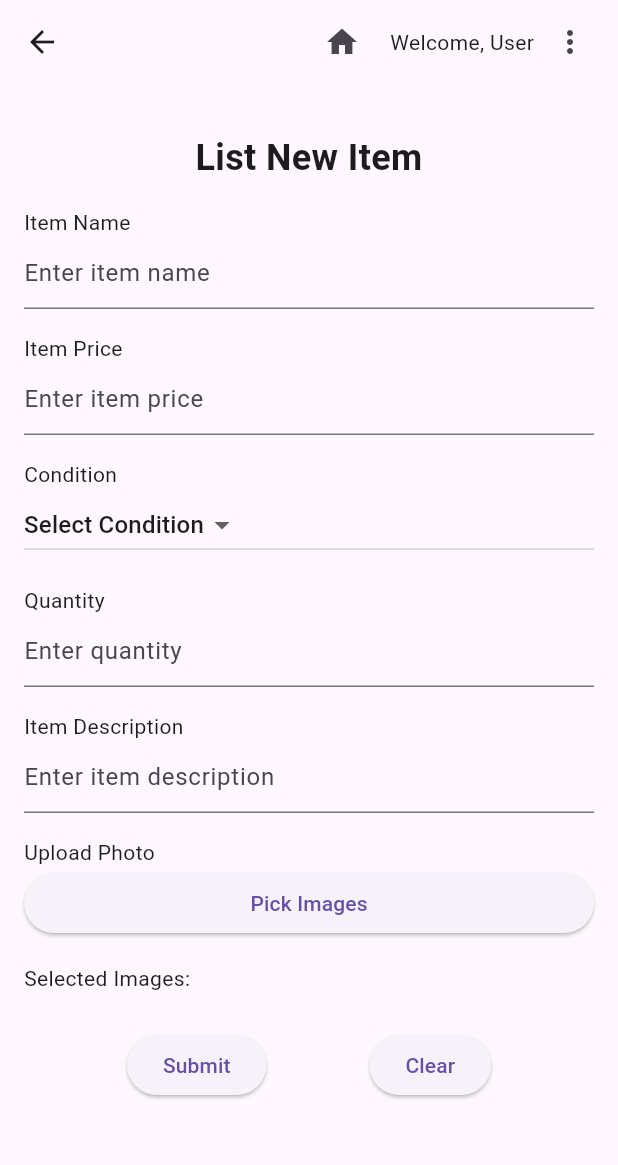
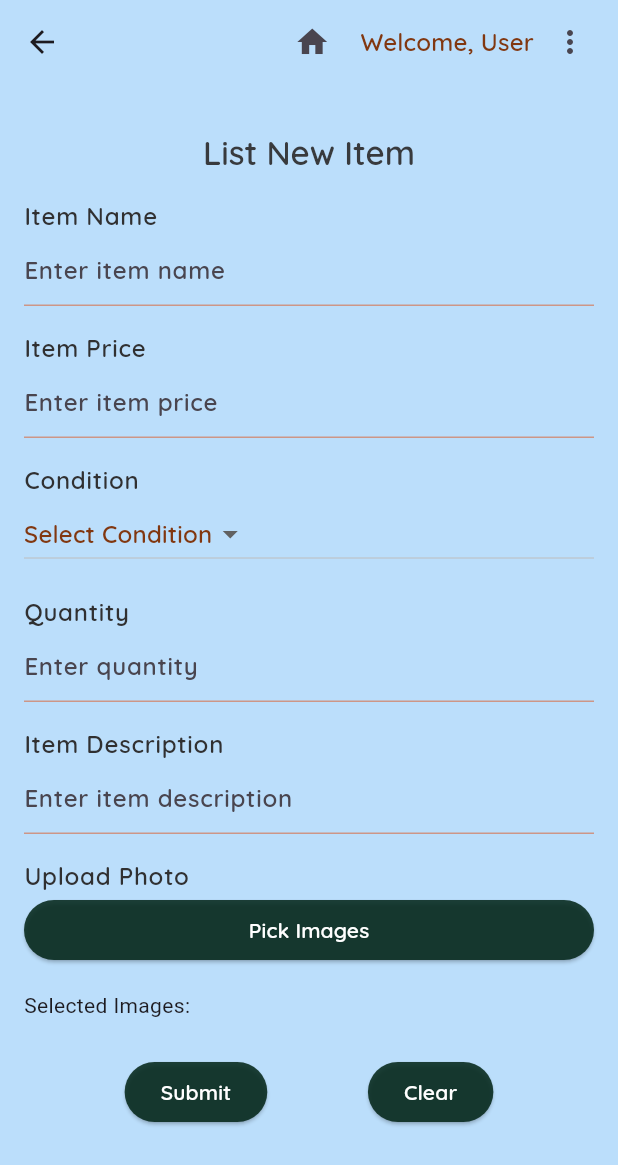
Before and after one commit to kingsley-aaron/MyCampusMarketplace_FrontEnd, a Flutter app: the HomeScreen screen opened directly, after a tap on "List New Item", on a phone screen of 412 x 824 dp. Shown: the top 1165 px of the screen. Run offline on Flutter 3.47's test engine with Material 3 defaults, Android fonts, the phone set to English and light mode, and no system bars; our stand-ins replace font_awesome_flutter, image_picker.

Commit message:
Updated the rest of their files to match updated code

```diff
--- a/my_campus_marketplace_front_end/lib/Views/listItem.dart
+++ b/my_campus_marketplace_front_end/lib/Views/listItem.dart
@@ -80,7 +80,10 @@ class _ListItemPageState extends State<ListItemPage> {
             padding: const EdgeInsets.all(8.0),
             child: Row(
               children: [
-                Text('Welcome, $userName'),
+                Text(
+                  'Welcome, $userName',
+                  style: Theme.of(context).textTheme.titleMedium,
+                ),
                 PopupMenuButton<String>(
                   onSelected: (value) {
                     if (value == 'myListings') {
@@ -97,13 +100,19 @@ class _ListItemPageState extends State<ListItemPage> {
                   },
                   itemBuilder: (BuildContext context) =>
                       <PopupMenuEntry<String>>[
-                    const PopupMenuItem<String>(
+                    PopupMenuItem<String>(
                       value: 'myListings',
-                      child: Text('My Listings'),
+                      child: Text(
+                        'My Listings',
+                        style: Theme.of(context).textTheme.titleMedium,
+                      ),
                     ),
-                    const PopupMenuItem<String>(
+                    PopupMenuItem<String>(
                       value: 'signOut',
-                      child: Text('Sign Out'),
+                      child: Text(
+                        'Sign Out',
+                        style: Theme.of(context).textTheme.titleMedium,
+                      ),
                     ),
                   ],
                 ),
@@ -112,6 +121,7 @@ class _ListItemPageState extends State<ListItemPage> {
           ),
         ],
       ),
+      backgroundColor: Theme.of(context).scaffoldBackgroundColor,
       body: SingleChildScrollView(
         padding: EdgeInsets.all(16.0),
         child: Column(
@@ -121,14 +131,11 @@ class _ListItemPageState extends State<ListItemPage> {
               padding: EdgeInsets.all(16.0),
               child: Text(
                 'List New Item',
-                style: TextStyle(
-                  fontSize: 24,
-                  fontWeight: FontWeight.bold,
-                ),
+                style: Theme.of(context).textTheme.titleLarge,
                 textAlign: TextAlign.center,
               ),
             ),
-            Text('Item Name'),
+            Text('Item Name', style: Theme.of(context).textTheme.bodyLarge),
             TextField(
               controller: _itemNameController,
               decoration: InputDecoration(
@@ -136,7 +143,7 @@ class _ListItemPageState extends State<ListItemPage> {
               ),
             ),
             SizedBox(height: 16.0),
-            Text('Item Price'),
+            Text('Item Price', style: Theme.of(context).textTheme.bodyLarge),
             TextField(
               controller: _itemPriceController,
               decoration: InputDecoration(
@@ -144,7 +151,7 @@ class _ListItemPageState extends State<ListItemPage> {
               ),
             ),
             SizedBox(height: 16.0),
-            Text('Condition'),
+            Text('Condition', style: Theme.of(context).textTheme.bodyLarge),
             DropdownButton<int>(
               value: _selectedConditionIndex,
               onChanged: (value) {
@@ -176,7 +183,10 @@ class _ListItemPageState extends State<ListItemPage> {
               ],
             ),
             SizedBox(height: 16.0),
-            Text('Quantity'), // New field: Quantity
+            Text('Quantity',
+                style: Theme.of(context)
+                    .textTheme
+                    .bodyLarge), // New field: Quantity
             TextFormField(
               controller: _quantityController,
               keyboardType: TextInputType.number,
@@ -185,7 +195,8 @@ class _ListItemPageState extends State<ListItemPage> {
               ),
             ),
             SizedBox(height: 16.0),
-            Text('Item Description'),
+            Text('Item Description',
+                style: Theme.of(context).textTheme.bodyLarge),
             TextField(
               controller: _itemDescriptionController,
               maxLines: null,
@@ -194,7 +205,7 @@ class _ListItemPageState extends State<ListItemPage> {
               ),
             ),
             SizedBox(height: 16.0),
-            Text('Upload Photo'),
+            Text('Upload Photo', style: Theme.of(context).textTheme.bodyLarge),
             ElevatedButton(
               onPressed: _pickImages,
               child: Text('Pick Images'),
@@ -226,7 +237,10 @@ class _ListItemPageState extends State<ListItemPage> {
                   onPressed: () {
                     _submitForm();
                   },
-                  child: Text('Submit'),
+                  child: Text(
+                    'Submit',
+                    style: Theme.of(context).textTheme.labelLarge,
+                  ),
                 ),
                 ElevatedButton(
                   onPressed: () {
@@ -240,7 +254,10 @@ class _ListItemPageState extends State<ListItemPage> {
                       selectedImages.clear();
                     });
                   },
-                  child: Text('Clear'),
+                  child: Text(
+                    'Clear',
+                    style: Theme.of(context).textTheme.labelLarge,
+                  ),
                 ),
               ],
             ),
--- a/my_campus_marketplace_front_end/lib/Views/mainMenu.dart
+++ b/my_campus_marketplace_front_end/lib/Views/mainMenu.dart
@@ -1,13 +1,12 @@
+import 'package:flutter/material.dart';
+import 'forSale.dart';
+import 'listItem.dart';
+import 'myListings.dart';
+import 'package:mycampusmarketplace/views/loginview.dart';
+import 'package:mycampusmarketplace/main.dart' as m;
 import 'package:mycampusmarketplace/Models/item.dart';
 import 'package:mycampusmarketplace/Repositories/itemClient.dart';
 import 'package:mycampusmarketplace/Repositories/userClient.dart';
-import 'package:mycampusmarketplace/main.dart';
-import '../main.dart' as m;
-import 'listItem.dart';
-import 'package:flutter/material.dart';
-import 'package:mycampusmarketplace/views/loginview.dart';
-import 'forSale.dart';
-import 'myListings.dart';
 import 'package:font_awesome_flutter/font_awesome_flutter.dart';
 
 class HomeScreen extends StatefulWidget {
@@ -22,7 +21,7 @@ class HomeScreen extends StatefulWidget {
 }
 
 class _HomeScreenState extends State<HomeScreen> {
-  _HomeScreenState(userName);
+  _HomeScreenState(this.userName);
   late String userName = widget.userName;
 
   List<Item> items = List.empty();
@@ -61,7 +60,6 @@ class _HomeScreenState extends State<HomeScreen> {
   Widget build(BuildContext context) {
     return Scaffold(
       appBar: AppBar(
-        // title: Text('My Campus Marketplace'),
         actions: [
           Padding(
             padding: const EdgeInsets.all(8.0),
@@ -69,12 +67,7 @@ class _HomeScreenState extends State<HomeScreen> {
               children: [
                 Text(
                   'Welcome, $userName',
-                  style: TextStyle(
-                    fontFamily: 'Quicksand',
-                    fontSize: 16, // Adjust font size as needed
-                    fontWeight:
-                        FontWeight.normal, // Adjust font weight as needed
-                  ),
+                  style: Theme.of(context).textTheme.titleMedium,
                 ),
                 PopupMenuButton<String>(
                   onSelected: (value) {
@@ -92,28 +85,18 @@ class _HomeScreenState extends State<HomeScreen> {
                   },
                   itemBuilder: (BuildContext context) =>
                       <PopupMenuEntry<String>>[
-                    const PopupMenuItem<String>(
+                    PopupMenuItem<String>(
                       value: 'myListings',
                       child: Text(
                         'My Listings',
-                        style: TextStyle(
-                          fontFamily: 'Quicksand',
-                          fontSize: 16, // Adjust font size as needed
-                          fontWeight:
-                              FontWeight.normal, // Adjust font weight as needed
-                        ),
+                        style: Theme.of(context).textTheme.titleMedium,
                       ),
                     ),
-                    const PopupMenuItem<String>(
+                    PopupMenuItem<String>(
                       value: 'signOut',
                       child: Text(
                         'Sign Out',
-                        style: TextStyle(
-                          fontFamily: 'Quicksand',
-                          fontSize: 16, // Adjust font size as needed
-                          fontWeight:
-                              FontWeight.normal, // Adjust font weight as needed
-                        ),
+                        style: Theme.of(context).textTheme.titleMedium,
                       ),
                     ),
                   ],
@@ -123,6 +106,7 @@ class _HomeScreenState extends State<HomeScreen> {
           ),
         ],
       ),
+      backgroundColor: Theme.of(context).scaffoldBackgroundColor,
       body: Column(
         crossAxisAlignment: CrossAxisAlignment.stretch,
         children: [
@@ -130,12 +114,7 @@ class _HomeScreenState extends State<HomeScreen> {
             padding: EdgeInsets.all(16.0),
             child: Text(
               'My Campus Marketplace',
-              style: TextStyle(
-                fontFamily: 'Quicksand',
-                fontSize: 24,
-                fontWeight: FontWeight.bold,
-                color: Color.fromARGB(229, 41, 39, 39),
-              ),
+              style: Theme.of(context).textTheme.titleLarge,
               textAlign: TextAlign.center,
             ),
           ),
@@ -155,29 +134,40 @@ class _HomeScreenState extends State<HomeScreen> {
                         ),
                       );
                     },
+                    style: ElevatedButton.styleFrom(
+                      backgroundColor: Color.fromARGB(223, 5, 40, 27),
+                      shape: RoundedRectangleBorder(
+                        borderRadius: BorderRadius.circular(20.0),
+                      ),
+                    ),
                     child: Text(
                       'List New Item',
-                      style: TextStyle(
-                        fontFamily: 'Quicksand',
-                        fontSize: 16, // Adjust font size as needed
-                        fontWeight:
-                            FontWeight.normal, // Adjust font weight as needed
-                      ),
+                      style: Theme.of(context).textTheme.labelLarge,
                     ),
                   ),
                   const SizedBox(height: 20),
                   ElevatedButton(
                     onPressed: () {
-                      getItems();
+                      Navigator.push(
+                        context,
+                        MaterialPageRoute(
+                          builder: (context) => ForSale(
+                            userName: userName,
+                            items: [],
+                          ),
+                        ),
+                      );
+                      getItems(); // Moved outside the child property
                     },
+                    style: ElevatedButton.styleFrom(
+                      backgroundColor: Color.fromARGB(223, 5, 40, 27),
+                      shape: RoundedRectangleBorder(
+                        borderRadius: BorderRadius.circular(20.0),
+                      ),
+                    ),
                     child: Text(
                       'For Sale',
-                      style: TextStyle(
-                        fontFamily: 'Quicksand',
-                        fontSize: 16, // Adjust font size as needed
-                        fontWeight:
-                            FontWeight.normal, // Adjust font weight as needed
-                      ),
+                      style: Theme.of(context).textTheme.labelLarge,
                     ),
                   ),
                 ],
```
Also changed, not shown: my_campus_marketplace_front_end/lib/Views/appBar.dart (+29 -11 lines), my_campus_marketplace_front_end/lib/Views/expandedSale.dart (+28 -11 lines), my_campus_marketplace_front_end/lib/Views/expandedUser.dart (+19 -6 lines), my_campus_marketplace_front_end/lib/Views/forSale.dart (+27 -25 lines), my_campus_marketplace_front_end/lib/Views/loginview.dart (+23 -9 lines), my_campus_marketplace_front_end/lib/Views/myListings.dart (+16 -6 lines), my_campus_marketplace_front_end/lib/main.dart (+3 -11 lines).
